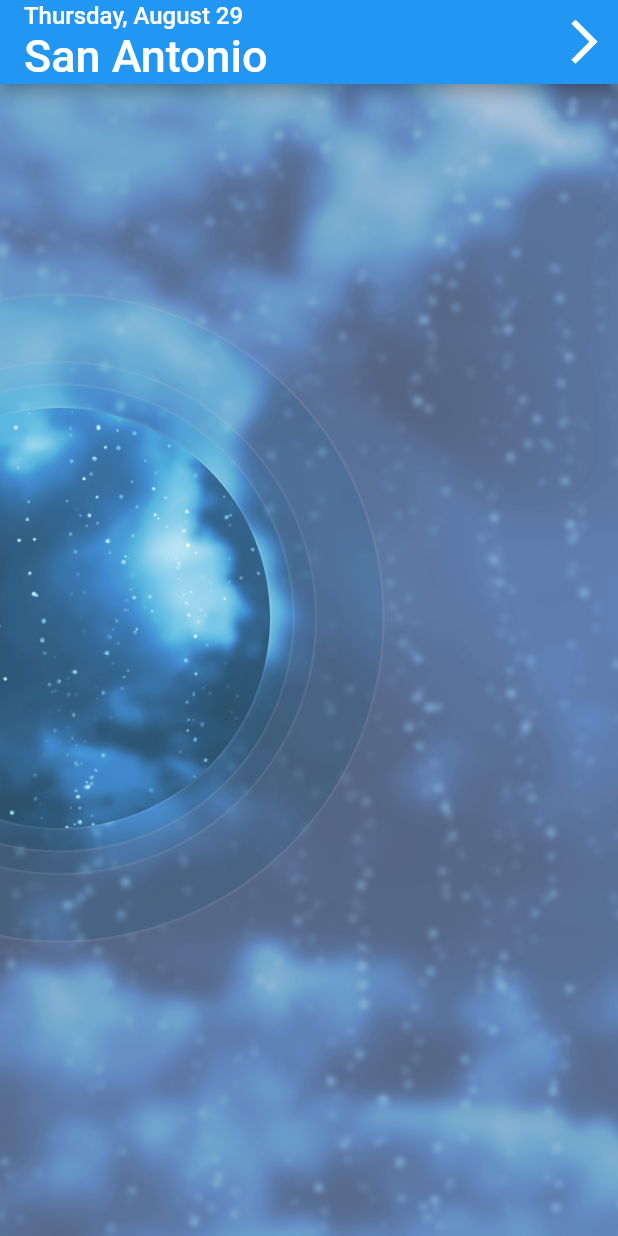
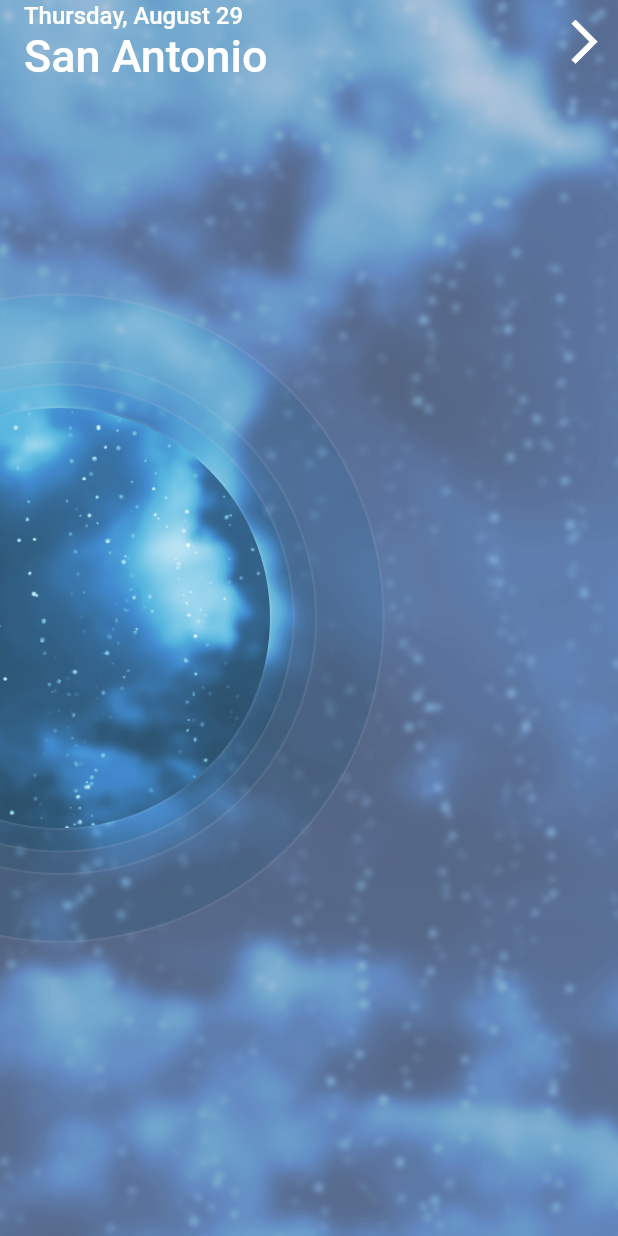
Before and after one commit to KeeperOfTheVoid/my-flutter-weather-app, a Flutter app: the screen it shows after launch, on a phone screen of 412 x 824 dp. Run offline on Flutter 3.47's test engine with Material 2 defaults, Android fonts, the phone set to English and light mode, and no system bars.

```diff
--- /dev/null
+++ b/lib/forecast/app_bar.dart
@@ -0,0 +1,43 @@
+import 'package:flutter/material.dart';
+
+class ForecastAppBar extends StatelessWidget {
+  @override
+  Widget build(BuildContext context) {
+    return new AppBar(
+      centerTitle: false,
+      backgroundColor: Colors.transparent,
+      elevation: 0.0,
+      title: new Column(
+        crossAxisAlignment: CrossAxisAlignment.start,
+        children: <Widget>[
+          new Text(
+            'Thursday, August 29',
+            style: new TextStyle(
+              color: Colors.white,
+              fontSize: 16.0,
+            ),
+          ),
+          new Text(
+            'San Antonio',
+            style: new TextStyle(
+              color: Colors.white,
+              fontSize: 30.0,
+            ),
+          ),
+        ],
+      ),
+      actions: <Widget>[
+        new IconButton(
+            icon: new Icon(
+              Icons.arrow_forward_ios,
+              color: Colors.white,
+              size: 35.0,
+            ),
+            onPressed: () {
+              // TODO Fill in later
+            }
+        ),
+      ],
+    );
+  }
+}
--- a/lib/main.dart
+++ b/lib/main.dart
@@ -1,4 +1,5 @@
 import 'package:flutter/material.dart';
+import 'package:my_weather_app/forecast/app_bar.dart';
 import 'package:my_weather_app/forecast/background/background_with_rings.dart';
 
 void main() => runApp(new MyApp());
@@ -60,41 +61,8 @@ class _MyHomePageState extends State<MyHomePage> {
             top: 0.0,
             left: 0.0,
             right:0.0,
-            child: new AppBar(
-              centerTitle: false,
-              title: new Column(
-                crossAxisAlignment: CrossAxisAlignment.start,
-                children: <Widget>[
-                  new Text(
-                    'Thursday, August 29',
-                    style: new TextStyle(
-                      color: Colors.white,
-                      fontSize: 16.0,
-                    ),
-                  ),
-                  new Text(
-                    'San Antonio',
-                    style: new TextStyle(
-                      color: Colors.white,
-                      fontSize: 30.0,
-                    ),
-                  ),
-                ],
-              ),
-              actions: <Widget>[
-                new IconButton(
-                    icon: new Icon(
-                      Icons.arrow_forward_ios,
-                      color: Colors.white,
-                      size: 35.0,
-                    ),
-                    onPressed: () {
-                      // TODO Fill in later
-                    }
-                ),
-              ],
-            )
-          )
+            child: new ForecastAppBar(),
+          ),
         ],
       ),
     );
```
